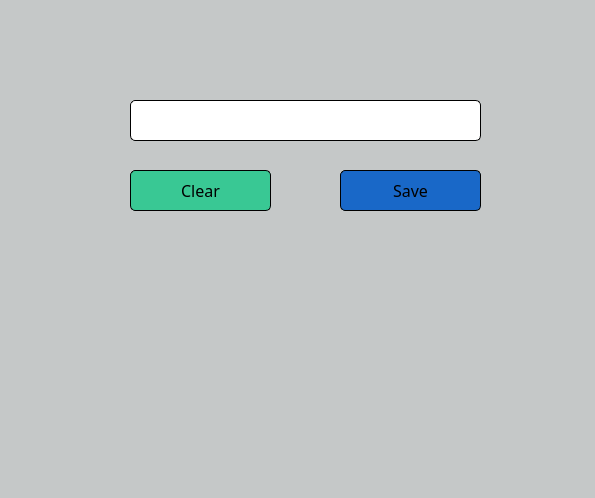
Above: CORA-UI/CORA.ui from moe-assal/CoraProject before the change. Below: the same form after it.
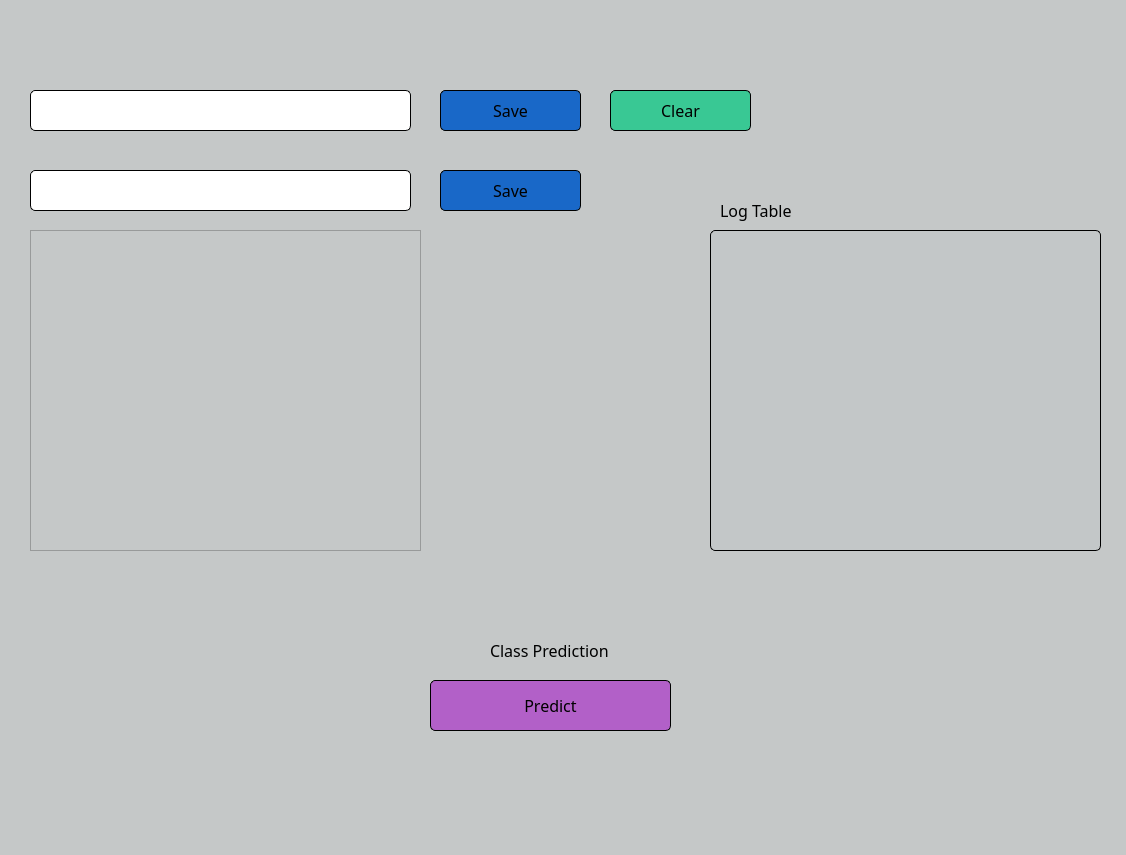
That is the form after the change. Icons and pictures are not drawn.

Patch:
```diff
--- a/CORA-UI/CORA.ui
+++ b/CORA-UI/CORA.ui
@@ -6,8 +6,8 @@
    <rect>
     <x>0</x>
     <y>0</y>
-    <width>595</width>
-    <height>498</height>
+    <width>1126</width>
+    <height>855</height>
    </rect>
   </property>
   <property name="acceptDrops">
@@ -31,8 +31,8 @@
    <widget class="QPushButton" name="pushButton">
     <property name="geometry">
      <rect>
-      <x>130</x>
-      <y>170</y>
+      <x>610</x>
+      <y>90</y>
       <width>141</width>
       <height>41</height>
      </rect>
@@ -63,9 +63,9 @@
    <widget class="QLineEdit" name="lineEdit">
     <property name="geometry">
      <rect>
-      <x>130</x>
-      <y>100</y>
-      <width>351</width>
+      <x>30</x>
+      <y>90</y>
+      <width>381</width>
       <height>41</height>
      </rect>
     </property>
@@ -92,8 +92,8 @@
    <widget class="QPushButton" name="pushButton_2">
     <property name="geometry">
      <rect>
-      <x>340</x>
-      <y>170</y>
+      <x>440</x>
+      <y>90</y>
       <width>141</width>
       <height>41</height>
      </rect>
@@ -121,6 +121,168 @@
      <string>Save</string>
     </property>
    </widget>
+   <widget class="QListWidget" name="listWidget">
+    <property name="geometry">
+     <rect>
+      <x>30</x>
+      <y>230</y>
+      <width>391</width>
+      <height>321</height>
+     </rect>
+    </property>
+    <property name="styleSheet">
+     <string notr="true">#lineEdit {
+    background-color:rgb(186, 200, 199); /* Button background color */
+    color: rgb(0, 0, 0); /* Text color */
+    border: 1px solid black; /* Optional border styling */
+    border-radius: 5px; /* Optional rounded corners */
+}
+</string>
+    </property>
+   </widget>
+   <widget class="QLineEdit" name="lineEdit_2">
+    <property name="geometry">
+     <rect>
+      <x>30</x>
+      <y>170</y>
+      <width>381</width>
+      <height>41</height>
+     </rect>
+    </property>
+    <property name="font">
+     <font>
+      <family>Cooper Black</family>
+      <pointsize>12</pointsize>
+     </font>
+    </property>
+    <property name="styleSheet">
+     <string notr="true">#lineEdit_2 {
+    background-color:rgb(255, 255, 255); /* Button background color */
+    color: rgb(0, 0, 0); /* Text color */
+    border: 1px solid black; /* Optional border styling */
+    border-radius: 5px; /* Optional rounded corners */
+}
+</string>
+    </property>
+    <property name="maxLength">
+     <number>40000</number>
+    </property>
+   </widget>
+   <widget class="QPushButton" name="pushButton_3">
+    <property name="geometry">
+     <rect>
+      <x>440</x>
+      <y>170</y>
+      <width>141</width>
+      <height>41</height>
+     </rect>
+    </property>
+    <property name="font">
+     <font>
+      <family>Cooper Black</family>
+      <pointsize>12</pointsize>
+     </font>
+    </property>
+    <property name="styleSheet">
+     <string notr="true">#pushButton_3 {
+    background-color: rgb(25, 104, 200); /* Button background color */
+    color: rgb(0, 0, 0); /* Text color */
+    border: 1px solid black; /* Optional border styling */
+    border-radius: 5px; /* Optional rounded corners */
+}
+
+</string>
+    </property>
+    <property name="text">
+     <string>Save</string>
+    </property>
+   </widget>
+   <widget class="QTextEdit" name="log_box">
+    <property name="geometry">
+     <rect>
+      <x>710</x>
+      <y>230</y>
+      <width>391</width>
+      <height>321</height>
+     </rect>
+    </property>
+    <property name="styleSheet">
+     <string notr="true">#log_box {
+    background-color:rgb(195, 199, 200); /* Button background color */
+    color: rgb(0, 0, 0); /* Text color */
+    border: 1px solid black; /* Optional border styling */
+    border-radius: 5px; /* Optional rounded corners */
+}
+</string>
+    </property>
+   </widget>
+   <widget class="QLabel" name="label">
+    <property name="geometry">
+     <rect>
+      <x>720</x>
+      <y>200</y>
+      <width>121</width>
+      <height>21</height>
+     </rect>
+    </property>
+    <property name="font">
+     <font>
+      <family>Cooper Black</family>
+      <pointsize>12</pointsize>
+     </font>
+    </property>
+    <property name="text">
+     <string>Log Table</string>
+    </property>
+   </widget>
+   <widget class="QPushButton" name="pushButton_4">
+    <property name="geometry">
+     <rect>
+      <x>430</x>
+      <y>680</y>
+      <width>241</width>
+      <height>51</height>
+     </rect>
+    </property>
+    <property name="font">
+     <font>
+      <family>Cooper Black</family>
+      <pointsize>12</pointsize>
+     </font>
+    </property>
+    <property name="styleSheet">
+     <string notr="true">#pushButton_4 {
+    background-color: rgb(178, 96, 200); /* Button background color */
+    color: rgb(0, 0, 0); /* Text color */
+    border: 1px solid black; /* Optional border styling */
+    border-radius: 5px; /* Optional rounded corners */
+}
+
+</string>
+    </property>
+    <property name="text">
+     <string>Predict</string>
+    </property>
+   </widget>
+   <widget class="QLabel" name="label_3">
+    <property name="geometry">
+     <rect>
+      <x>490</x>
+      <y>640</y>
+      <width>151</width>
+      <height>21</height>
+     </rect>
+    </property>
+    <property name="font">
+     <font>
+      <family>Cooper Black</family>
+      <pointsize>12</pointsize>
+     </font>
+    </property>
+    <property name="text">
+     <string>Class Prediction</string>
+    </property>
+   </widget>
   </widget>
   <widget class="QStatusBar" name="statusbar"/>
  </widget>
```
Left out of the diff: 2 changed lines with no effect on the pictures.
